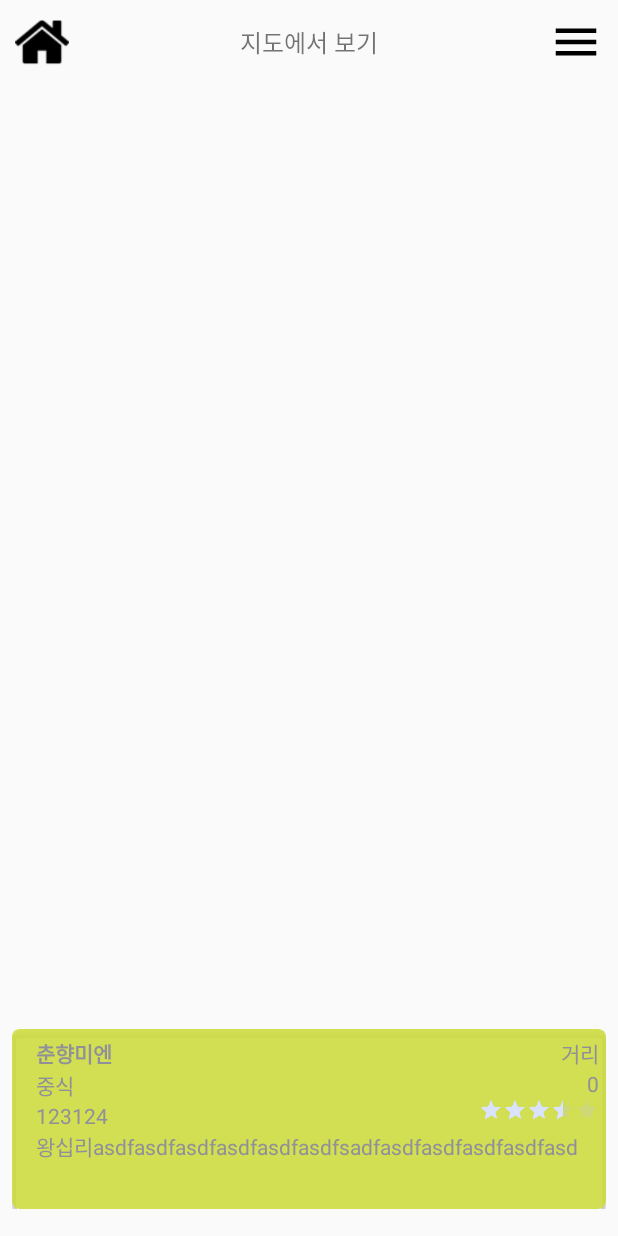
After one commit to Drillsh/project_WhatToEat, an Android app: the MapActivity screen opened directly, with no data from a screen before it, on a phone screen of 412 x 824 dp. The commit adds this screen. Run offline under Robolectric (Android 15) with nearby library versions, the phone set to English and light mode, and no system bars; libraries missing offline, so code that uses them is left out: net.daum.mf; 2 statements that could not run were skipped.

Commit message:
수정사항
 MapActivity 구현

```diff
--- /dev/null
+++ b/app/src/main/java/kr/or/mrhi/android/whattoeat_project/activity/MapActivity.java
@@ -0,0 +1,81 @@
+package kr.or.mrhi.android.whattoeat_project.activity;
+
+import androidx.appcompat.app.AppCompatActivity;
+import androidx.viewpager.widget.ViewPager;
+
+import android.content.Intent;
+import android.os.Bundle;
+import android.view.View;
+import android.widget.ImageButton;
+import android.widget.LinearLayout;
+import android.widget.TextView;
+
+import net.daum.mf.map.api.MapView;
+
+import java.util.ArrayList;
+
+import kr.or.mrhi.android.whattoeat_project.R;
+import kr.or.mrhi.android.whattoeat_project.adapter.ViewPagerAdapter;
+import kr.or.mrhi.android.whattoeat_project.controller.RestaurantDB_Controller;
+import kr.or.mrhi.android.whattoeat_project.fragment.Main_frag;
+import kr.or.mrhi.android.whattoeat_project.model.RestaurantData;
+
+public class MapActivity extends AppCompatActivity implements View.OnClickListener {
+
+    private ImageButton btnGoMain;
+    private ImageButton btnGoList;
+    private TextView tvMapTitle;
+    private LinearLayout map_view;
+    private ViewPager viewPager;
+
+    @Override
+    protected void onCreate(Bundle savedInstanceState) {
+        super.onCreate(savedInstanceState);
+        setContentView(R.layout.activity_map);
+
+        // 뷰 객체 찾기
+        findViewByIdFunc();
+
+        // 카카오맵 인스턴스
+        MapView mapView = new MapView(MapActivity.this);
+        // 뷰에 카카오맵 세팅
+        map_view.addView(mapView);
+
+        RestaurantDB_Controller restaurantDB_controller = RestaurantDB_Controller.getInstance(getApplicationContext());
+
+        ArrayList<RestaurantData> restaurantDataList = restaurantDB_controller.selectRestaurantData();
+
+        ViewPagerAdapter viewPagerAdapter = new ViewPagerAdapter(getApplicationContext());
+
+        viewPagerAdapter.setArrayList(restaurantDataList);
+
+        viewPager.setAdapter(viewPagerAdapter);
+
+    }
+
+    // 뷰 객체 찾기
+    private void findViewByIdFunc() {
+        btnGoMain = (ImageButton) findViewById(R.id.btnGoMain);
+        btnGoList = (ImageButton) findViewById(R.id.btnGoList);
+        tvMapTitle = (TextView) findViewById(R.id.tvMapTitle);
+        map_view = (LinearLayout) findViewById(R.id.map_view);
+        viewPager = (ViewPager) findViewById(R.id.viewPager);
+
+        btnGoList.setOnClickListener(this);
+        btnGoMain.setOnClickListener(this);
+    }
+
+    @Override
+    public void onClick(View v) {
+        switch (v.getId()){
+            case R.id.btnGoList:
+                Intent intent = new Intent(getApplicationContext(), ListActivity.class);
+                startActivity(intent);
+                finish();
+                break;
+            case R.id.btnGoMain:
+                finish();
+                break;
+        }
+    }
+}
--- a/app/src/main/java/kr/or/mrhi/android/whattoeat_project/adapter/ViewPagerAdapter.java
+++ b/app/src/main/java/kr/or/mrhi/android/whattoeat_project/adapter/ViewPagerAdapter.java
@@ -47,6 +47,9 @@ public class ViewPagerAdapter extends PagerAdapter {
         tvPhoneNum.setText(restaurantData.getPhoneNum());
         tvAddress.setText(restaurantData.getAddress());
         starRating.setRating(restaurantData.getStarRating());
+
+        container.addView(view);
+
         return view;
     }
     //Adapter가 관리하는 데이터 리스트의 총개수
--- a/app/src/main/java/kr/or/mrhi/android/whattoeat_project/fragment/Add_frag.java
+++ b/app/src/main/java/kr/or/mrhi/android/whattoeat_project/fragment/Add_frag.java
@@ -37,6 +37,7 @@ import kr.or.mrhi.android.whattoeat_project.R;
 import kr.or.mrhi.android.whattoeat_project.activity.MainActivity;
 import kr.or.mrhi.android.whattoeat_project.controller.RestaurantDB_Controller;
 import kr.or.mrhi.android.whattoeat_project.function.Function;
+import kr.or.mrhi.android.whattoeat_project.function.GpsTracker;
 import kr.or.mrhi.android.whattoeat_project.model.RestaurantData;
 
 // 음식점 추가 프래그먼트
@@ -73,6 +74,18 @@ public class Add_frag extends Fragment {
         // 카카오맵 인스턴스
         MapView mapView = new MapView(mainActivity);
 
+//        // GpsTracker 인스턴스
+//        GpsTracker gpsTracker = new GpsTracker(view.getContext());
+//
+//        // 현재 좌표
+//        double latitude = gpsTracker.getLatitude();
+//        double longitude = gpsTracker.getLongitude();
+//
+//        // 현재 좌표로 맵이동
+//        MapPoint mapPoint = MapPoint.mapPointWithGeoCoord(latitude, longitude);
+//        mapView.setMapCenterPoint(mapPoint,true);
+//        mapView.setZoomLevel(-1,true);
+
         // 뷰에 카카오맵 세팅
         map_view.addView(mapView);
 
@@ -92,9 +105,18 @@ public class Add_frag extends Fragment {
                 // 위도,경도로 주소 가져오기
                 String address = getCurrentAddress(latitude, longitude);
                 address = address.substring(5);
-                Function.settingToast(mainActivity, address + "");
+                Function.settingToast(mainActivity, address);
 
                 // 다이얼로그
+                showDialog(latitude, longitude, address);
+            }
+        });
+
+        return view;
+    }
+
+    // 다이얼로그
+    private void showDialog(double latitude, double longitude, String address) {
         View view = View.inflate(mainActivity, R.layout.alert_dialog, null);
         AlertDialog.Builder dialog = new AlertDialog.Builder(mainActivity);
         dialog.setTitle("음식점 정보 등록");
@@ -115,13 +137,13 @@ public class Add_frag extends Fragment {
 
         // 다이얼로그의 카테고리 스피너 설정
         ArrayAdapter categoryAdapter = ArrayAdapter.createFromResource(
-                        v.getContext(), R.array.spinnerList, android.R.layout.simple_spinner_item);
-
+                mainActivity, R.array.spinnerList, android.R.layout.simple_spinner_item);
         categoryAdapter.setDropDownViewResource(android.R.layout.simple_spinner_dropdown_item);
         spinner.setAdapter(categoryAdapter);
 
         // 등록 버튼 이벤트
         dialog.setPositiveButton("등록", new DialogInterface.OnClickListener() {
+            @RequiresApi(api = Build.VERSION_CODES.N)
             @Override
             public void onClick(DialogInterface dialog, int which) {
                 String name = edtName.getText().toString();
@@ -129,14 +151,17 @@ public class Add_frag extends Fragment {
                 String category = spinner.getSelectedItem().toString();
                 String phone = edtPhone.getText().toString();
 
+                // 더미 데이터
                 ArrayList<RestaurantData> restaurantData = new ArrayList<>();
                 restaurantData.add(new RestaurantData(name, category, phone, address, 100, "ss", 2.3f, latitude, longitude));
 
+                // 빈칸 입력시
                 if (name.equals("")) {
-                            Toast.makeText(v.getContext(), "음식점 이름을 입력해주세요", Toast.LENGTH_SHORT).show();
+                    Function.settingToast(mainActivity, "음식점 이름을 입력해주세요");
                     return;
                 }
 
+                // DB에 저장
                 RestaurantDB_Controller restaurantDB_controller = RestaurantDB_Controller.getInstance(mainActivity);
 
                 boolean returnValue = restaurantDB_controller.insertRestaurantData(restaurantData);
@@ -151,12 +176,9 @@ public class Add_frag extends Fragment {
         dialog.setNegativeButton("취소", null);
         dialog.show();
     }
-        });
-
-        return view;
-    }
 
     // 위도,경도로 주소 가져오기
+    @RequiresApi(api = Build.VERSION_CODES.N)
     public String getCurrentAddress(double latitude, double longitude) {
 
         //지오코더... GPS를 주소로 변환
@@ -172,18 +194,17 @@ public class Add_frag extends Fragment {
 
         } catch (IOException ioException) {
             //네트워크 문제
-            Toast.makeText(mainActivity, "지오코더 서비스 사용불가", Toast.LENGTH_LONG).show();
+            Function.settingToast(mainActivity, "지오코더 서비스 사용불가");
             return "지오코더 서비스 사용불가";
 
         } catch (IllegalArgumentException illegalArgumentException) {
-            Toast.makeText(mainActivity, "잘못된 GPS 좌표", Toast.LENGTH_LONG).show();
+            Function.settingToast(mainActivity, "잘봇된 GPS 좌표");
             return "잘못된 GPS 좌표";
 
         }
         if (addresses == null || addresses.size() == 0) {
-            Toast.makeText(mainActivity, "주소 미발견", Toast.LENGTH_LONG).show();
+            Function.settingToast(mainActivity, "주소 미발견");
             return "주소 미발견";
-
         }
 
         Address address = addresses.get(0);
--- a/app/src/main/java/kr/or/mrhi/android/whattoeat_project/fragment/Main_frag.java
+++ b/app/src/main/java/kr/or/mrhi/android/whattoeat_project/fragment/Main_frag.java
@@ -25,6 +25,7 @@ import java.util.Random;
 import kr.or.mrhi.android.whattoeat_project.R;
 import kr.or.mrhi.android.whattoeat_project.activity.ListActivity;
 import kr.or.mrhi.android.whattoeat_project.activity.MainActivity;
+import kr.or.mrhi.android.whattoeat_project.activity.MapActivity;
 import kr.or.mrhi.android.whattoeat_project.activity.RestaurantActivity;
 import kr.or.mrhi.android.whattoeat_project.activity.WebSearchActivity;
 import kr.or.mrhi.android.whattoeat_project.adapter.BrandListAdapter;
@@ -92,11 +93,6 @@ public class Main_frag extends Fragment implements BrandListAdapter.OnItemClickL
         // DB에서 데이터 가져옴
         ArrayList<RestaurantData> arrayList = getRestaurantData();
 
-        // 더미 데이터 추가
-        arrayList.add(new RestaurantData("새마을식당", "한식", "123124",
-                "왕십리asdfasdfasdfasdfasdfasdfsadfasdfasdfasdfasdfasd", 0, "123", 4.0f,3.2548478464,3.847844584));
-
-
         // 오늘의 매장 추천
         Random rd = new Random();
         int position = rd.nextInt(arrayList.size() - 1);
@@ -144,6 +140,7 @@ public class Main_frag extends Fragment implements BrandListAdapter.OnItemClickL
 
         //이벤트 등록
         btnMoreList.setOnClickListener(this);
+        btnGoMap.setOnClickListener(this);
         ibSearch.setOnClickListener(this);
     }
 
@@ -151,9 +148,17 @@ public class Main_frag extends Fragment implements BrandListAdapter.OnItemClickL
     @Override
     public void onClick(View view) {
         switch (view.getId()) {
+            // 더보기 버튼 클릭
             case R.id.btnMoreList:
                 Intent intent = new Intent(mainActivity, ListActivity.class);
                 startActivity(intent);
+                break;
+
+             // 지도 버튼 클릭
+            case R.id.btnGoMap:
+                Intent intentMap = new Intent(mainActivity, MapActivity.class);
+
+                startActivity(intentMap);
                 break;
 
             case R.id.ibSearch :
--- a/app/src/main/java/kr/or/mrhi/android/whattoeat_project/model/RestaurantData.java
+++ b/app/src/main/java/kr/or/mrhi/android/whattoeat_project/model/RestaurantData.java
@@ -40,8 +40,6 @@ public class RestaurantData implements Parcelable {
         this.longitude = longitude;
     }
 
-    // ---------------getters, setters -------------------
-
     public static final Creator<RestaurantData> CREATOR = new Creator<RestaurantData>() {
         @Override
         public RestaurantData createFromParcel(Parcel in) {
@@ -71,6 +69,9 @@ public class RestaurantData implements Parcelable {
         dest.writeDouble(latitude);
         dest.writeDouble(longitude);
     }
+
+
+    // ---------------getters, setters -------------------
 
     public String getBrandName() {
         return brandName;
--- /dev/null
+++ b/app/src/main/res/layout/activity_map.xml
@@ -0,0 +1,83 @@
+<?xml version="1.0" encoding="utf-8"?>
+<androidx.constraintlayout.widget.ConstraintLayout xmlns:android="http://schemas.android.com/apk/res/android"
+    xmlns:app="http://schemas.android.com/apk/res-auto"
+    xmlns:tools="http://schemas.android.com/tools"
+    android:layout_width="match_parent"
+    android:layout_height="match_parent">
+
+    <LinearLayout
+        android:id="@+id/linearLayout"
+        android:layout_width="match_parent"
+        android:layout_height="40dp"
+        android:layout_marginStart="8dp"
+        android:layout_marginLeft="8dp"
+        android:layout_marginTop="8dp"
+        android:layout_marginEnd="8dp"
+        android:layout_marginRight="8dp"
+        android:orientation="horizontal"
+        app:layout_constraintEnd_toEndOf="parent"
+        app:layout_constraintStart_toStartOf="parent"
+        app:layout_constraintTop_toTopOf="parent">
+
+        <ImageButton
+            android:id="@+id/btnGoMain"
+            android:layout_width="40dp"
+            android:layout_height="match_parent"
+            android:background="@android:color/transparent"
+            android:padding="2sp"
+            android:scaleType="centerCrop"
+            android:src="@drawable/home"
+            android:text="돌아가기" />
+
+        <TextView
+            android:id="@+id/tvMapTitle"
+            android:layout_width="match_parent"
+            android:layout_height="match_parent"
+            android:layout_weight="1"
+            android:gravity="center"
+            android:text="지도에서 보기"
+            android:textSize="16dp" />
+
+        <ImageButton
+            app:srcCompat="@drawable/ic_menu"
+            android:id="@+id/btnGoList"
+            android:padding="2sp"
+            android:background="@android:color/transparent"
+            android:scaleType="centerCrop"
+            android:layout_width="40dp"
+            android:layout_height="match_parent"
+            android:text="리스트로 보기" />
+
+    </LinearLayout>
+
+    <FrameLayout
+        android:layout_width="match_parent"
+        android:layout_height="0dp"
+        android:layout_marginStart="8dp"
+        android:layout_marginLeft="8dp"
+        android:layout_marginTop="8dp"
+        android:layout_marginEnd="8dp"
+        android:layout_marginRight="8dp"
+        android:layout_marginBottom="8dp"
+        app:layout_constraintBottom_toBottomOf="parent"
+        app:layout_constraintEnd_toEndOf="parent"
+        app:layout_constraintStart_toStartOf="parent"
+        app:layout_constraintTop_toBottomOf="@+id/linearLayout">
+
+        <LinearLayout
+            android:id="@+id/map_view"
+            android:layout_width="match_parent"
+            android:layout_height="match_parent"
+            android:orientation="vertical"></LinearLayout>
+
+        <androidx.viewpager.widget.ViewPager
+            android:id="@+id/viewPager"
+            android:layout_width="match_parent"
+            android:layout_height="120dp"
+            android:layout_gravity="bottom"
+            android:layout_marginBottom="10dp"
+            android:clipToPadding="false"></androidx.viewpager.widget.ViewPager>
+
+    </FrameLayout>
+
+</androidx.constraintlayout.widget.ConstraintLayout>
--- a/app/src/main/res/layout/main_item.xml
+++ b/app/src/main/res/layout/main_item.xml
@@ -4,7 +4,7 @@
     android:layout_width="match_parent"
     android:layout_height="wrap_content"
     android:orientation="vertical"
-    app:cardBackgroundColor="#14030100"
+    app:cardBackgroundColor="#DDCDDC39"
     app:cardCornerRadius="5dp">
 
     <LinearLayout
--- a/app/src/main/res/values/spinnerList.xml
+++ b/app/src/main/res/values/spinnerList.xml
@@ -8,19 +8,15 @@
 
         <item> 중식 </item>
 
-        <item> 패스트푸드 </item>
-
         <item> 양식 </item>
 
         <item> 분식 </item>
+
+        <item> 패스트푸드 </item>
 
         <item> 고기집 </item>
 
         <item> 술집 </item>
 
-        <item> 뷔페 </item>
-
     </string-array>
-
-
 </resources>
```
Also changed, not shown: app/src/main/AndroidManifest.xml (+3 -4 lines). Lines whose indentation alone changed are shown as unchanged.
